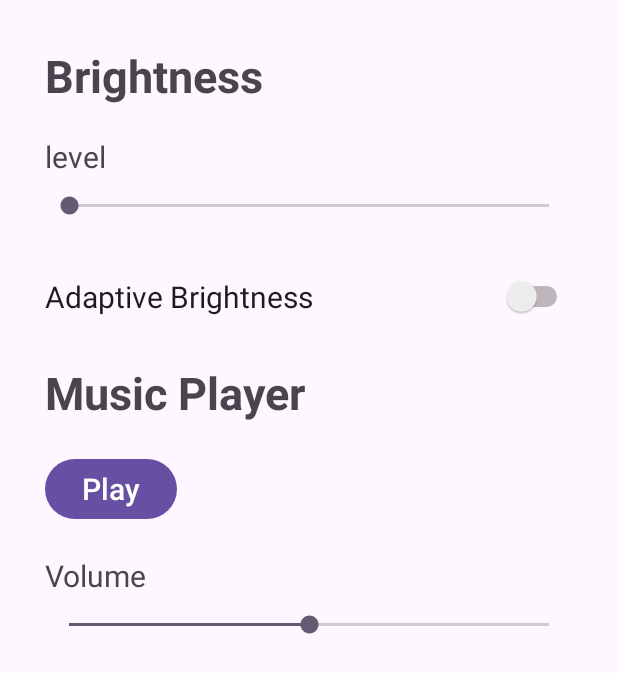
After one commit to Miza-n/android_project1, an Android app: the Seekbar_Switch screen opened directly, with no data from a screen before it, on a phone screen of 412 x 824 dp. The commit adds this screen. Shown: the top 673 px of the screen. Run offline under Robolectric (Android 15) with nearby library versions, the phone set to English and light mode, and no system bars.

Commit message:
music play button

```diff
--- a/app/src/main/AndroidManifest.xml
+++ b/app/src/main/AndroidManifest.xml
@@ -12,6 +12,9 @@
         android:supportsRtl="true"
         android:theme="@style/Theme.Mizan04"
         tools:targetApi="31">
+        <activity
+            android:name=".Seekbar_Switch"
+            android:exported="false" />
         <activity
             android:name=".Rating"
             android:exported="false" />
--- /dev/null
+++ b/app/src/main/java/com/example/mizan04/Seekbar_Switch.java
@@ -0,0 +1,24 @@
+package com.example.mizan04;
+
+import android.os.Bundle;
+
+import androidx.activity.EdgeToEdge;
+import androidx.appcompat.app.AppCompatActivity;
+import androidx.core.graphics.Insets;
+import androidx.core.view.ViewCompat;
+import androidx.core.view.WindowInsetsCompat;
+
+public class Seekbar_Switch extends AppCompatActivity {
+
+    @Override
+    protected void onCreate(Bundle savedInstanceState) {
+        super.onCreate(savedInstanceState);
+        EdgeToEdge.enable(this);
+        setContentView(R.layout.activity_seekbar_switch);
+        ViewCompat.setOnApplyWindowInsetsListener(findViewById(R.id.main), (v, insets) -> {
+            Insets systemBars = insets.getInsets(WindowInsetsCompat.Type.systemBars());
+            v.setPadding(systemBars.left, systemBars.top, systemBars.right, systemBars.bottom);
+            return insets;
+        });
+    }
+}
--- a/app/src/main/res/layout/activity_rating.xml
+++ b/app/src/main/res/layout/activity_rating.xml
@@ -15,17 +15,17 @@
         android:id="@+id/ratingBar"
         android:layout_width="wrap_content"
         android:layout_height="wrap_content"
+        android:layout_gravity="center"
         android:numStars="5"
         android:stepSize="0.5"
         android:rating="0"
          />
 
-
     <TextView
         android:id="@+id/ratingText"
         android:layout_width="wrap_content"
         android:layout_height="wrap_content"
-        android:layout_marginLeft="10dp"
+        android:layout_gravity="center"
         android:text="Rating: 0.0"
         android:textSize="25sp"
         android:textStyle="bold"
--- /dev/null
+++ b/app/src/main/res/layout/activity_seekbar_switch.xml
@@ -0,0 +1,90 @@
+<?xml version="1.0" encoding="utf-8"?>
+<LinearLayout xmlns:android="http://schemas.android.com/apk/res/android"
+    xmlns:app="http://schemas.android.com/apk/res-auto"
+    xmlns:tools="http://schemas.android.com/tools"
+    android:id="@+id/main"
+    android:layout_width="match_parent"
+    android:layout_height="match_parent"
+    android:orientation="vertical"
+    android:layout_margin="30dp"
+    tools:context=".Seekbar_Switch">
+
+    <TextView
+        android:layout_width="match_parent"
+        android:layout_height="wrap_content"
+        android:text="Brightness"
+        android:textSize="30sp"
+        android:textStyle="bold"
+        android:layout_marginBottom="20dp"
+        />
+
+    <TextView
+        android:layout_width="wrap_content"
+        android:layout_height="wrap_content"
+        android:textSize="20sp"
+        android:text="level"
+        android:layout_marginBottom="10dp"
+        />
+
+    <SeekBar
+        android:layout_width="match_parent"
+        android:layout_height="wrap_content"
+        android:max="100"
+        />
+
+    <TextView
+        android:layout_width="match_parent"
+        android:layout_height="wrap_content"
+        android:textSize="20sp"
+        android:textStyle="bold"
+        android:layout_marginVertical="5dp"
+        />
+
+    <LinearLayout
+        android:layout_width="match_parent"
+        android:layout_height="wrap_content"
+        android:orientation="horizontal">
+
+        <Switch
+            android:layout_width="match_parent"
+            android:layout_height="match_parent"
+            android:text="Adaptive Brightness"
+            android:textSize="20sp"
+            />
+
+    </LinearLayout>
+
+    <!-- Music Section -->
+    <TextView
+        android:layout_width="match_parent"
+        android:layout_height="wrap_content"
+        android:text="Music Player"
+        android:textSize="30sp"
+        android:textStyle="bold"
+        android:layout_marginTop="30dp"
+        android:layout_marginBottom="20dp" />
+
+    <Button
+        android:id="@+id/playButton"
+        android:layout_width="wrap_content"
+        android:layout_height="wrap_content"
+        android:text="Play"
+        android:textSize="20sp"
+        android:layout_marginBottom="20dp" />
+
+    <TextView
+        android:layout_width="wrap_content"
+        android:layout_height="wrap_content"
+        android:text="Volume"
+        android:textSize="20sp"
+        android:layout_marginBottom="10dp" />
+
+    <SeekBar
+        android:id="@+id/volumeSeekBar"
+        android:layout_width="match_parent"
+        android:layout_height="wrap_content"
+        android:max="100"
+        android:progress="50" />
+
+
+</LinearLayout>
```
